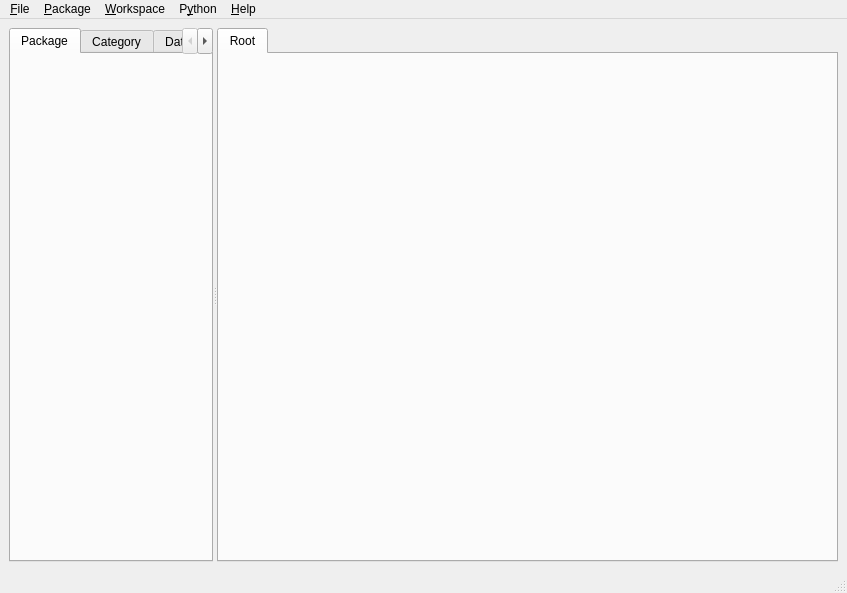
Qt form src/visualea/resources/mainwindow.ui (openalea/visualea) before a commit.
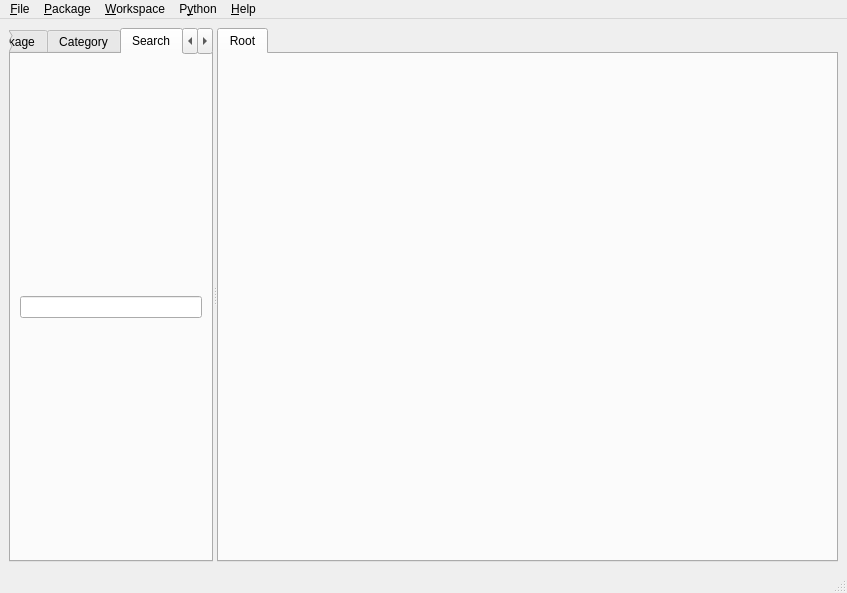
The same form after that commit. The open tabs and pages were chosen to show the change. Icons and pictures are not drawn.

What changed in the file:
```diff
--- a/src/visualea/resources/mainwindow.ui
+++ b/src/visualea/resources/mainwindow.ui
@@ -63,6 +63,25 @@
          </property>
         </layout>
        </widget>
+       <widget class="QWidget" name="searchview" >
+        <attribute name="title" >
+         <string>Search</string>
+        </attribute>
+        <attribute name="icon" >
+         <iconset resource="images.qrc" >:/icons/search.png</iconset>
+        </attribute>
+        <layout class="QVBoxLayout" >
+         <property name="margin" >
+          <number>9</number>
+         </property>
+         <property name="spacing" >
+          <number>6</number>
+         </property>
+         <item>
+          <widget class="QLineEdit" name="search_lineEdit" />
+         </item>
+        </layout>
+       </widget>
        <widget class="QWidget" name="datapoolview" >
         <attribute name="title" >
          <string>Data Pool</string>
```
Left out of the diff: 28 changed lines with no effect on the pictures.
